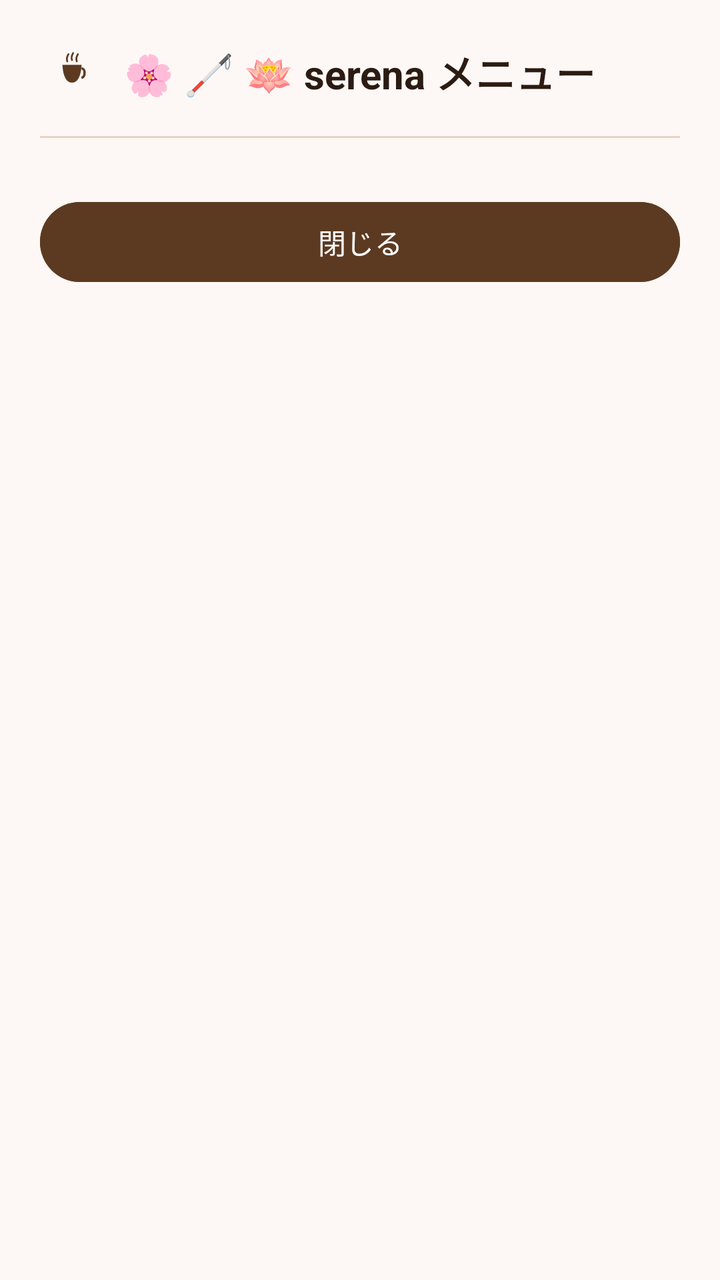
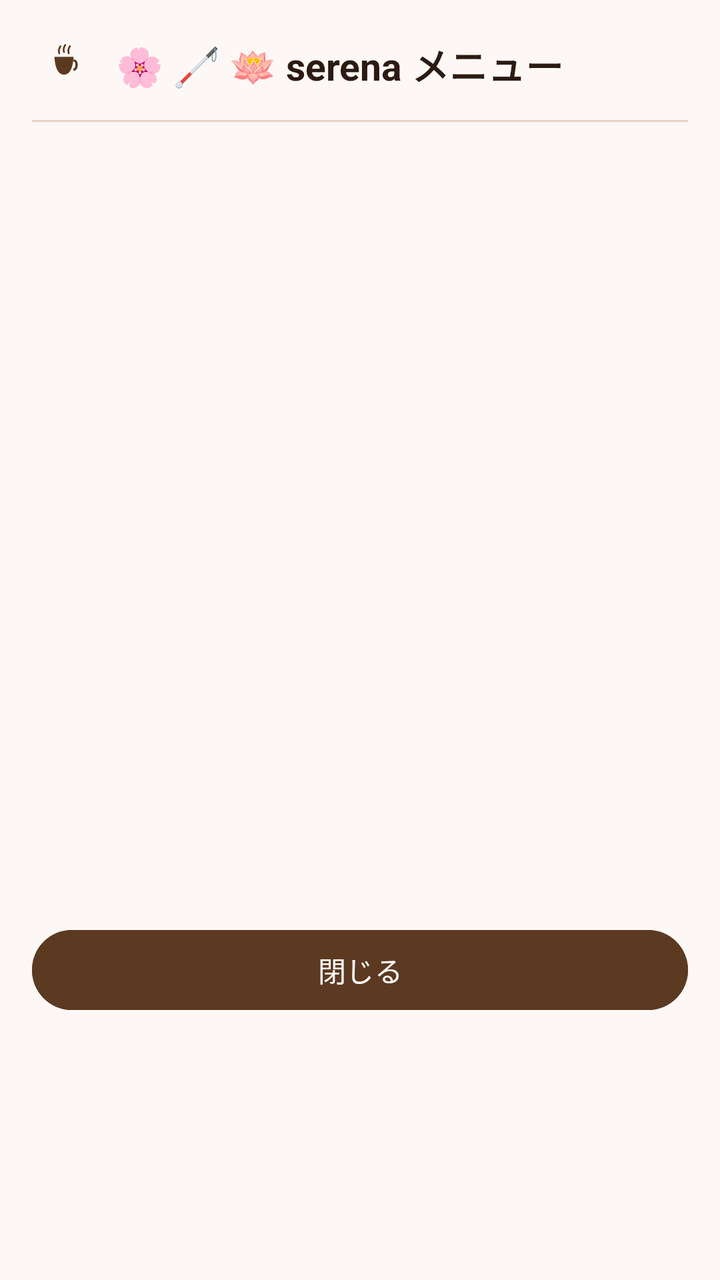

Two renders of the same Android screen: before a commit and after it. Below are the layout's source before the change and the commit's diff.
<!-- AndroidManifest.xml: application theme Theme.Cocoa -->
<!-- res/layout/dialog_serena_menu.xml -->
<?xml version="1.0" encoding="utf-8"?>
<LinearLayout xmlns:android="http://schemas.android.com/apk/res/android"
    xmlns:app="http://schemas.android.com/apk/res-auto"
    android:layout_width="match_parent"
    android:layout_height="wrap_content"
    android:orientation="vertical"
    android:background="#FDF8F5"
    android:padding="20dp">

    
    <LinearLayout
        android:layout_width="match_parent"
        android:layout_height="wrap_content"
        android:orientation="horizontal"
        android:gravity="center_vertical"
        android:layout_marginBottom="16dp">

        <ImageView
            android:layout_width="32dp"
            android:layout_height="32dp"
            android:src="@drawable/ic_launcher_foreground"
            app:tint="#5C3A21"
            android:contentDescription="serena シンボルアイコン (🌸 桜・🦯 白杖・🪷 ユリ)" />

        <TextView
            android:id="@+id/tvMenuTitle"
            android:layout_width="0dp"
            android:layout_height="wrap_content"
            android:layout_weight="1"
            android:layout_marginStart="10dp"
            android:text="🌸 🦯 🪷 serena メニュー"
            android:textColor="#2B1B12"
            android:textSize="20sp"
            android:textStyle="bold" />
    </LinearLayout>

    <View
        android:layout_width="match_parent"
        android:layout_height="1dp"
        android:background="#E5D3C5"
        android:layout_marginBottom="12dp" />

    
    <LinearLayout
        android:id="@+id/containerMenuItems"
        android:layout_width="match_parent"
        android:layout_height="wrap_content"
        android:orientation="vertical">
        
    </LinearLayout>

    
    <Button
        android:id="@+id/btnClose"
        android:layout_width="match_parent"
        android:layout_height="wrap_content"
        android:layout_marginTop="16dp"
        android:text="閉じる"
        android:textColor="#FFFFFF"
        android:backgroundTint="#5C3A21" />

</LinearLayout>
<!-- resources referenced by this layout -->
<resources>
  <!-- drawable ic_launcher_foreground (drawable) -->
  <vector xmlns:android="http://schemas.android.com/apk/res/android"
      android:width="108dp"
      android:height="108dp"
      android:viewportWidth="108"
      android:viewportHeight="108">
      
      <path
          android:fillColor="#00000000"
          android:strokeColor="#FF9F45"
          android:strokeWidth="3"
          android:strokeLineCap="round"
          android:pathData="M 46,36 Q 44,30 48,24 M 54,34 Q 52,28 56,22 M 62,36 Q 60,30 64,24" />
      
      <path
          android:fillColor="#FDF8F5"
          android:pathData="M 38,42 C 38,42 38,72 54,72 C 70,72 70,42 70,42 Z" />
      
      <path
          android:fillColor="#00000000"
          android:strokeColor="#FDF8F5"
          android:strokeWidth="4"
          android:pathData="M 70,48 C 77,48 77,62 70,64" />
      
      <path
          android:fillColor="#D27D2D"
          android:pathData="M 39,44 C 44,46 64,46 69,44 C 69,47 67,52 54,52 C 41,52 39,47 39,44 Z" />
  </vector>
  <style name="Theme.Cocoa" parent="Theme.Material3.DayNight.NoActionBar">
          <item name="colorPrimary">@color/cocoa_primary</item>
          <item name="colorSecondary">@color/cocoa_secondary</item>
          <item name="android:colorBackground">@color/cocoa_background</item>
          <item name="android:statusBarColor">@color/cocoa_primary_variant</item>
      </style>
  <color name="cocoa_primary">#5C3A21</color>
  <color name="cocoa_secondary">#D27D2D</color>
  <color name="cocoa_background">#FDF8F5</color>
  <color name="cocoa_primary_variant">#3D2314</color>
</resources>

<!-- the commit's change to res/layout/dialog_serena_menu.xml (unified diff, before → after) -->
@@ -5,7 +5,7 @@
     android:layout_height="wrap_content"
     android:orientation="vertical"
     android:background="#FDF8F5"
-    android:padding="20dp">
+    android:padding="16dp">
 
     
     <LinearLayout
@@ -13,7 +13,7 @@
         android:layout_height="wrap_content"
         android:orientation="horizontal"
         android:gravity="center_vertical"
-        android:layout_marginBottom="16dp">
+        android:layout_marginBottom="12dp">
 
         <ImageView
             android:layout_width="32dp"
@@ -30,7 +30,7 @@
             android:layout_marginStart="10dp"
             android:text="🌸 🦯 🪷 serena メニュー"
             android:textColor="#2B1B12"
-            android:textSize="20sp"
+            android:textSize="19sp"
             android:textStyle="bold" />
     </LinearLayout>
 
@@ -38,23 +38,32 @@
         android:layout_width="match_parent"
         android:layout_height="1dp"
         android:background="#E5D3C5"
-        android:layout_marginBottom="12dp" />
+        android:layout_marginBottom="8dp" />
 
     
-    <LinearLayout
-        android:id="@+id/containerMenuItems"
+    <ScrollView
+        android:id="@+id/scrollMenuItems"
         android:layout_width="match_parent"
-        android:layout_height="wrap_content"
-        android:orientation="vertical">
-        
-    </LinearLayout>
+        android:layout_height="380dp"
+        android:scrollbars="vertical"
+        android:fadeScrollbars="false"
+        android:fillViewport="true">
+
+        <LinearLayout
+            android:id="@+id/containerMenuItems"
+            android:layout_width="match_parent"
+            android:layout_height="wrap_content"
+            android:orientation="vertical">
+            
+        </LinearLayout>
+    </ScrollView>
 
     
     <Button
         android:id="@+id/btnClose"
         android:layout_width="match_parent"
         android:layout_height="wrap_content"
-        android:layout_marginTop="16dp"
+        android:layout_marginTop="12dp"
         android:text="閉じる"
         android:textColor="#FFFFFF"
         android:backgroundTint="#5C3A21" />
